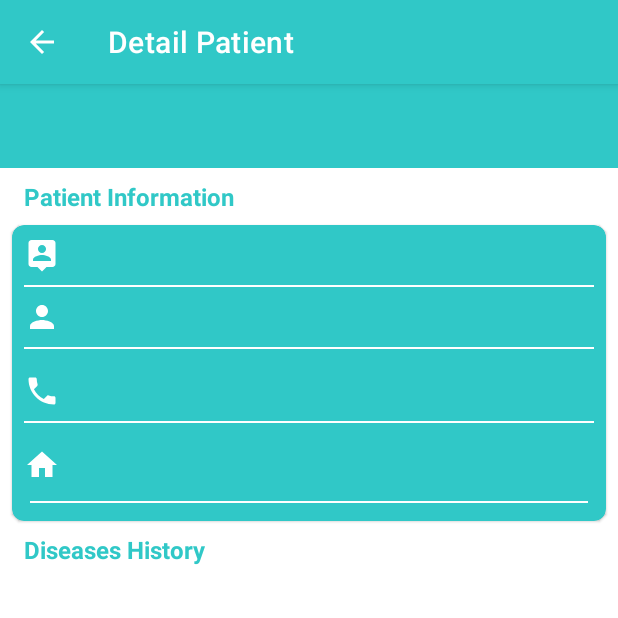
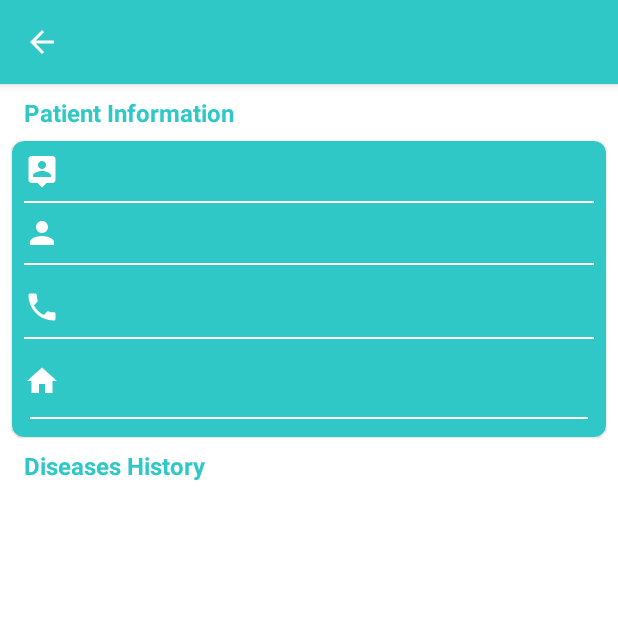
Before and after one commit to chandrabezzo/nurse-assistant, an Android app: the DetailPatientActivity screen opened directly, with no data from a screen before it, on a phone screen of 412 x 824 dp, the top half of it. Run offline under Robolectric (Android 15) with nearby library versions, the phone set to English and light mode, and no system bars; Roboto replaces fonts that are not available here; 4 statements that could not run were skipped.

Commit message:
Resolve Toolbar

```diff
--- a/app/src/main/AndroidManifest.xml
+++ b/app/src/main/AndroidManifest.xml
@@ -15,7 +15,8 @@
         android:roundIcon="@mipmap/ic_launcher_round"
         android:supportsRtl="true"
         android:theme="@style/AppTheme">
-        <activity android:name=".features.splash.SplashActivity">
+        <activity android:name=".features.splash.SplashActivity"
+            android:theme="@style/NoActionBarTheme">
             <intent-filter>
                 <action android:name="android.intent.action.MAIN" />
 
@@ -24,7 +25,8 @@
         </activity>
         <activity android:name=".features.detailPatient.DetailPatientActivity" />
         <activity android:name=".features.main.MainActivity" />
-        <activity android:name=".features.login.LoginActivity" />
+        <activity android:name=".features.login.LoginActivity"
+            android:theme="@style/NoActionBarTheme"/>
         <activity android:name=".view.activity.listPasien.ListPasienActivity">
         </activity>
 
--- a/app/src/main/java/com/widyatama/nurseassistant/features/detailPatient/DetailPatientActivity.kt
+++ b/app/src/main/java/com/widyatama/nurseassistant/features/detailPatient/DetailPatientActivity.kt
@@ -20,13 +20,8 @@ class DetailPatientActivity : BaseActivity(), DetailPatienViewContracts {
     override fun onInitializedView(savedInstanceState: Bundle?) {
         presenter.onAttach(this)
 
-        setSupportActionBar(toolbar)
         mActionBar = supportActionBar
         displayHome()
-        setActionBarTitle(getString(R.string.detail_patient))
-        toolbar.setNavigationOnClickListener {
-            onNavigationClick()
-        }
 
         dataReceived?.getString(AppConstans.PATIENT)?.let { presenter.getInformation(it) }
 
--- a/app/src/main/res/layout/activity_detail_patient.xml
+++ b/app/src/main/res/layout/activity_detail_patient.xml
@@ -7,17 +7,6 @@
     android:layout_height="match_parent"
     android:orientation="vertical"
     tools:context="com.widyatama.nurseassistant.features.detailPatient.DetailPatientActivity">
-
-    <androidx.appcompat.widget.Toolbar
-        android:id="@+id/toolbar"
-        android:layout_width="match_parent"
-        android:layout_height="wrap_content"
-        android:minHeight="?android:attr/actionBarSize"
-        android:maxHeight="?android:attr/actionBarSize"
-        android:fitsSystemWindows="true"
-        app:title="@string/app_name"
-        android:background="@color/colorPrimary"
-        android:theme="@style/Base.ThemeOverlay.AppCompat.Dark.ActionBar"/>
 
     <androidx.appcompat.widget.AppCompatTextView
         android:layout_width="match_parent"
--- a/app/src/main/res/values/styles.xml
+++ b/app/src/main/res/values/styles.xml
@@ -2,6 +2,13 @@
 
     <!-- Base application theme. -->
     <style name="AppTheme" parent="Theme.MaterialComponents.Light.DarkActionBar">
+        <!-- Customize your theme here. -->
+        <item name="colorPrimary">@color/colorPrimary</item>
+        <item name="colorPrimaryDark">@color/colorPrimaryDark</item>
+        <item name="colorAccent">@color/colorAccent</item>
+    </style>
+
+    <style name="NoActionBarTheme" parent="Theme.MaterialComponents.Light.NoActionBar">
         <!-- Customize your theme here. -->
         <item name="colorPrimary">@color/colorPrimary</item>
         <item name="colorPrimaryDark">@color/colorPrimaryDark</item>
```
Also changed, not shown: app/src/main/res/layout/activity_main.xml (+0 -12 lines).
